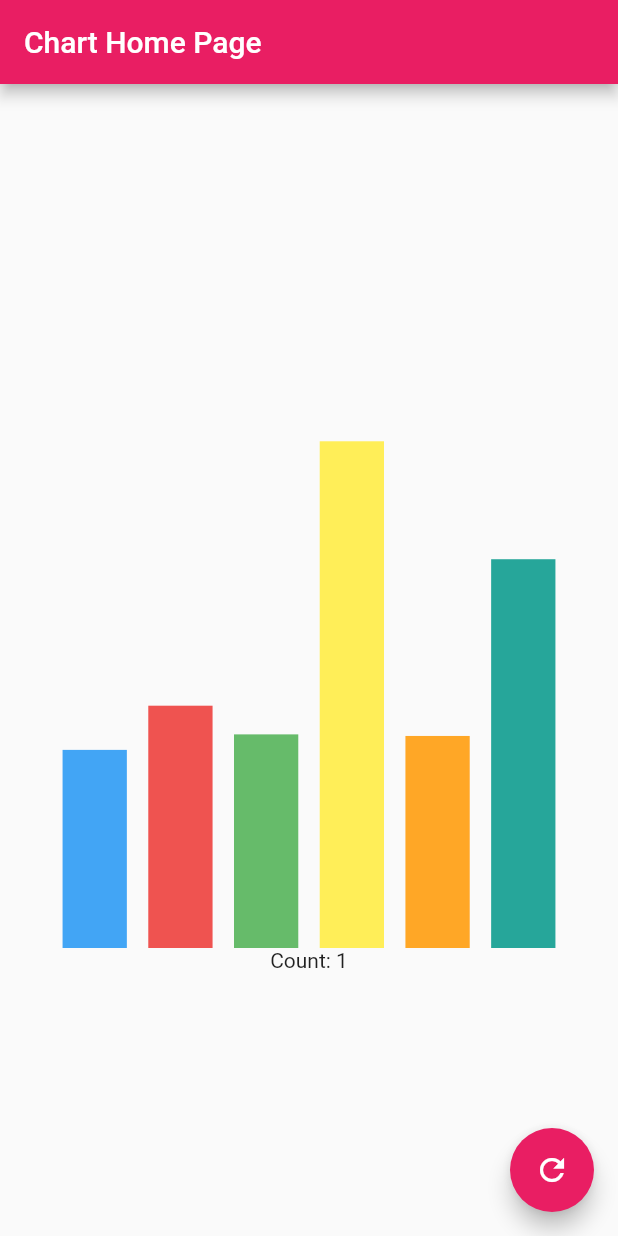
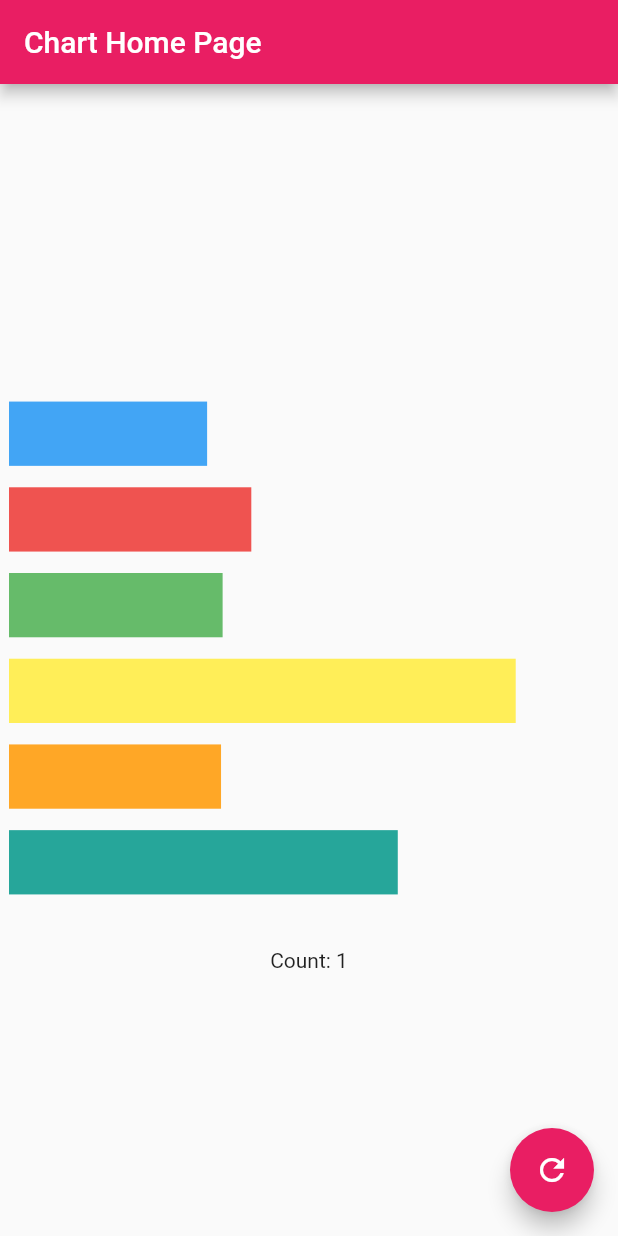
Before and after one commit to IngridFeng/ChartAnimation, a Flutter app: the screen it shows after launch, after a tap on the "refresh" icon, on a phone screen of 412 x 824 dp. Run offline on Flutter 3.47's test engine with Material 2 defaults, Android fonts, the phone set to English and light mode, and no system bars.

Commit message:
change from columns to rows

```diff
--- a/chart_animation/lib/bar.dart
+++ b/chart_animation/lib/bar.dart
@@ -20,12 +20,12 @@ class BarChart {
     final barCount = ranks.length;
     final barDistance = size.width / (1 + barCount);
     final barWidth = barDistance * barWidthFraction;
-    final startX = barDistance - barWidth / 2;
+    final starty = barDistance - barWidth / 2;
     final bars = List.generate(
       barCount,
           (i) => Bar(
         ranks[i],
-        startX + i * barDistance,
+        starty + i * barDistance,
         barWidth,
         random.nextDouble() * size.height,
         ColorPalette.primary[ranks[i]],
@@ -82,22 +82,22 @@ class BarChartTween extends Tween<BarChart> {
 }
 
 class Bar {
-  Bar(this.rank, this.x, this.width, this.height, this.color);
+  Bar(this.rank, this.y, this.width, this.height, this.color);
 
   final int rank;
-  final double x;
+  final double y;
   final double width;
   final double height;
   final Color color;
 
-  Bar get collapsed => Bar(rank, x, 0.0, 0.0, color);
+  Bar get collapsed => Bar(rank, y, 0.0, 0.0, color);
   bool operator <(Bar other) => rank < other.rank;
 
   static Bar lerp(Bar begin, Bar end, double t) {
     assert(begin.rank == end.rank);
     return Bar(
       begin.rank,
-      lerpDouble(begin.x, end.x, t),
+      lerpDouble(begin.y, end.y, t),
       lerpDouble(begin.width, end.width, t),
       lerpDouble(begin.height, end.height, t),
       Color.lerp(begin.color, end.color, t),
@@ -129,7 +129,7 @@ class BarChartPainter extends CustomPainter {
     for (final bar in chart.bars) {
       paint.color = bar.color;
       canvas.drawRect(
-        Rect.fromLTWH(bar.x, size.height - bar.height, bar.width, bar.height),
+        Rect.fromLTWH(0, bar.y, bar.height, bar.width),
         paint,
       );
     }
```
